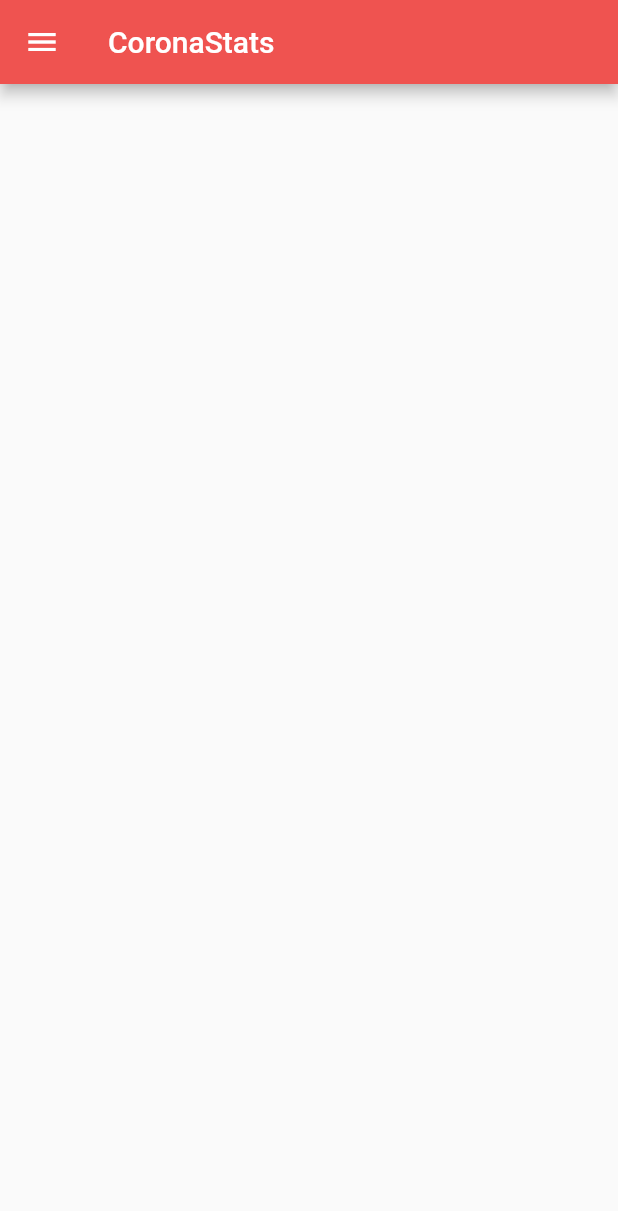
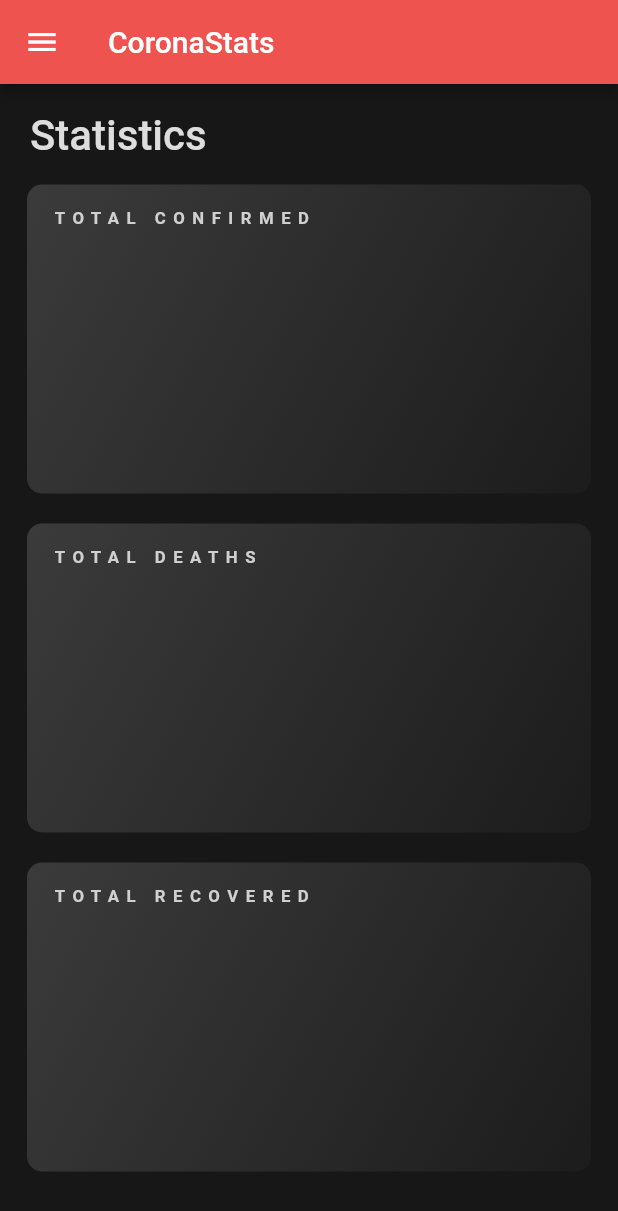
Before and after one commit to raphtlw/coronastats, a Flutter app: the screen it shows after launch, on a phone screen of 412 x 824 dp. Shown: the top 1211 px of the screen. Run offline on Flutter 3.47's test engine with Material 2 defaults, Android fonts, the phone set to English and light mode, and no system bars; our stand-ins replace webview_flutter; network calls fail.

Commit message:
Built statistics page 🛠

```diff
--- a/lib/statistics.dart
+++ b/lib/statistics.dart
@@ -1,4 +1,7 @@
+import 'dart:convert';
+
 import 'package:flutter/material.dart';
+import 'package:http/http.dart' as http;
 
 class Statistics extends StatefulWidget {
   @override
@@ -6,14 +9,133 @@ class Statistics extends StatefulWidget {
 }
 
 class _StatisticsState extends State<Statistics> {
+  String _totalConfirmed;
+  String _totalDeaths;
+  String _totalRecovered;
+
+  @override
+  void initState() {
+    String url = 'https://coronastats-backend.herokuapp.com/stats';
+    http.get(url).then((http.Response response) {
+      print('Response: ' +
+          response.body +
+          ' Status code: ' +
+          response.statusCode.toString());
+      final responseJson = json.decode(response.body);
+      setState(() {
+        _totalConfirmed = responseJson['cases'];
+        _totalDeaths = responseJson['deaths'];
+        _totalRecovered = responseJson['recovered'];
+      });
+    });
+  }
+
   @override
   Widget build(BuildContext context) {
     return Scaffold(
+      backgroundColor: Color(0xff171717),
       body: Container(
         child: Column(
-          children: <Widget>[],
+          crossAxisAlignment: CrossAxisAlignment.start,
+          children: <Widget>[
+            Container(
+              margin: EdgeInsets.only(top: 18, left: 20, bottom: 6),
+              child: Text(
+                'Statistics',
+                style: TextStyle(
+                  color: Color(0xffDDDDDD),
+                  fontWeight: FontWeight.w500,
+                ),
+                textScaleFactor: 2,
+              ),
+            ),
+            Expanded(
+              child: ListView(
+                children: <Widget>[
+                  DataTile(
+                    name: 'total confirmed',
+                    data: _totalConfirmed,
+                    textColor: Color(0xffFF6262),
+                  ),
+                  DataTile(
+                    name: 'total deaths',
+                    data: _totalDeaths,
+                    textColor: Color(0xffB9B9B9),
+                  ),
+                  DataTile(
+                    name: 'total recovered',
+                    data: _totalRecovered,
+                    textColor: Color(0xff71FFAE),
+                  ),
+                ],
+              ),
+            ),
+          ],
         ),
       ),
     );
   }
 }
+
+class DataTile extends StatelessWidget {
+  String data;
+  String name;
+  Color textColor;
+
+  DataTile(
+      {@required this.name, @required this.data, @required this.textColor});
+
+  @override
+  Widget build(BuildContext context) {
+    return Container(
+      margin: EdgeInsets.symmetric(vertical: 10, horizontal: 18),
+      child: Container(
+        child: Container(
+          decoration: BoxDecoration(
+            gradient: LinearGradient(
+              begin: Alignment.topLeft,
+              end: Alignment.bottomRight,
+              colors: [
+                Color(0xff3B3B3B),
+                Color(0xff1C1C1C),
+              ],
+            ),
+            borderRadius: BorderRadius.circular(10),
+          ),
+          height: MediaQuery.of(context).size.height * 0.25,
+          width: MediaQuery.of(context).size.width * 1,
+          child: Column(
+            crossAxisAlignment: CrossAxisAlignment.start,
+            children: <Widget>[
+              Container(
+                margin: EdgeInsets.only(top: 16, left: 16),
+                child: Text(
+                  name.toUpperCase(),
+                  style: TextStyle(
+                    letterSpacing: 5,
+                    color: Color(0xffD0D0D0),
+                    fontWeight: FontWeight.w700,
+                  ),
+                  textScaleFactor: 0.8,
+                ),
+              ),
+              Center(
+                child: Container(
+                  margin: EdgeInsets.all(36),
+                  child: Text(
+                    data ??= '',
+                    style: TextStyle(
+                      color: textColor,
+                      fontWeight: FontWeight.w700,
+                    ),
+                    textScaleFactor: 3.5,
+                  ),
+                ),
+              ),
+            ],
+          ),
+        ),
+      ),
+    );
+  }
+}
```
Also changed, not shown: pubspec.yaml (+3 -6 lines), pubspec.lock, 1 other file.
